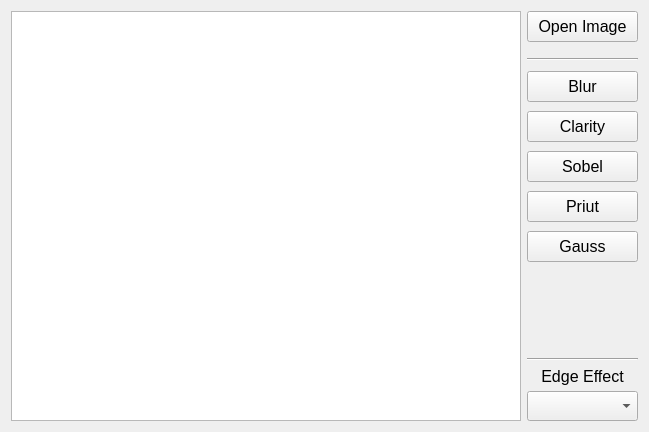
Old version of the form Gui/mainwindow.ui in the repository faystmax/ComputerVision.
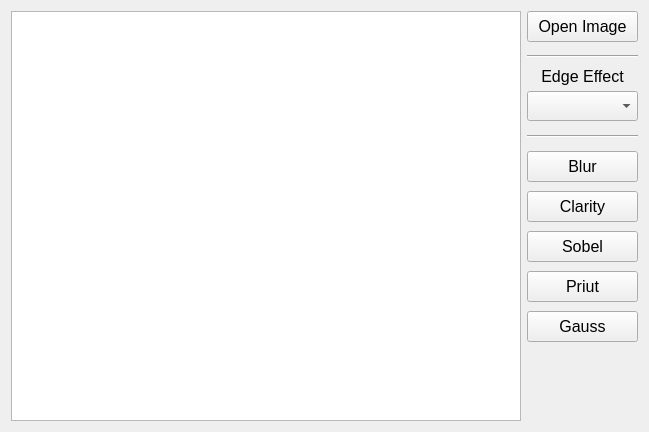
New version of the form. Icons and pictures are not drawn.

Commit message: added MirrorEdgeEffect + fix interface

Patch:
```diff
--- a/Gui/mainwindow.ui
+++ b/Gui/mainwindow.ui
@@ -66,9 +66,9 @@
        <property name="geometry">
         <rect>
          <x>0</x>
-         <y>40</y>
+         <y>30</y>
          <width>111</width>
-         <height>16</height>
+         <height>31</height>
         </rect>
        </property>
        <property name="orientation">
@@ -79,7 +79,7 @@
        <property name="geometry">
         <rect>
          <x>0</x>
-         <y>60</y>
+         <y>140</y>
          <width>111</width>
          <height>31</height>
         </rect>
@@ -98,7 +98,7 @@
        <property name="geometry">
         <rect>
          <x>0</x>
-         <y>100</y>
+         <y>180</y>
          <width>111</width>
          <height>31</height>
         </rect>
@@ -117,7 +117,7 @@
        <property name="geometry">
         <rect>
          <x>0</x>
-         <y>140</y>
+         <y>220</y>
          <width>111</width>
          <height>31</height>
         </rect>
@@ -136,7 +136,7 @@
        <property name="geometry">
         <rect>
          <x>0</x>
-         <y>380</y>
+         <y>80</y>
          <width>111</width>
          <height>30</height>
         </rect>
@@ -155,7 +155,7 @@
        <property name="geometry">
         <rect>
          <x>0</x>
-         <y>350</y>
+         <y>50</y>
          <width>111</width>
          <height>31</height>
         </rect>
@@ -177,9 +177,9 @@
        <property name="geometry">
         <rect>
          <x>0</x>
-         <y>340</y>
+         <y>110</y>
          <width>111</width>
-         <height>16</height>
+         <height>31</height>
         </rect>
        </property>
        <property name="orientation">
@@ -190,7 +190,7 @@
        <property name="geometry">
         <rect>
          <x>0</x>
-         <y>180</y>
+         <y>260</y>
          <width>111</width>
          <height>31</height>
         </rect>
@@ -209,7 +209,7 @@
        <property name="geometry">
         <rect>
          <x>0</x>
-         <y>220</y>
+         <y>300</y>
          <width>111</width>
          <height>31</height>
         </rect>
```
The commit also changes 6 other files.
